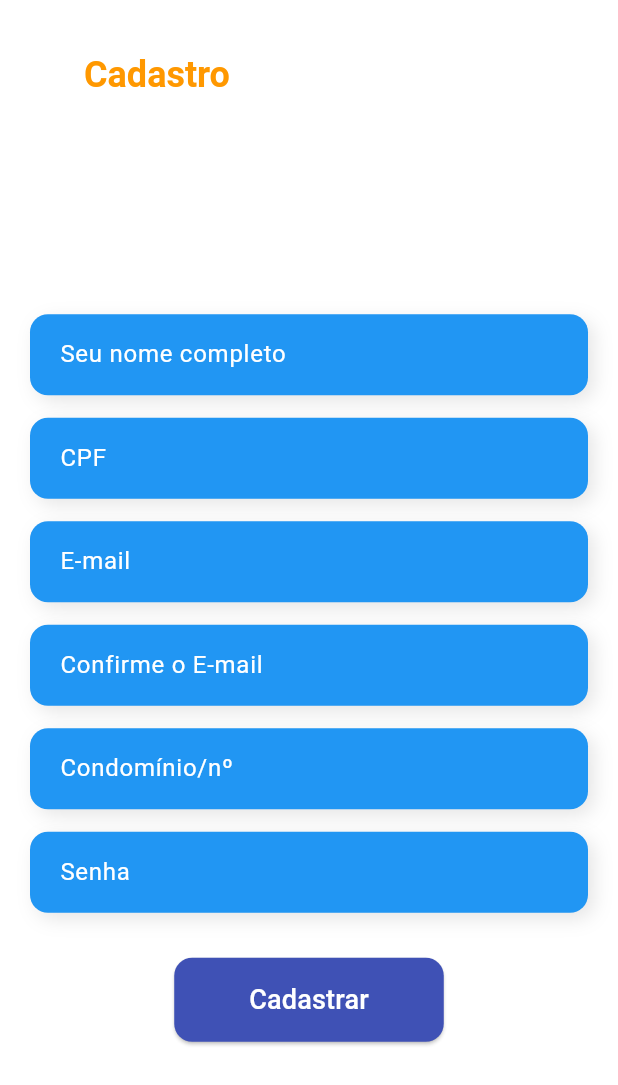
After one commit to EduardoSimasL/flutter_lavapp, a Flutter app: the CadastroScreen screen opened directly, on a phone screen of 412 x 824 dp. The commit adds this screen. Shown: the top 1085 px of the screen. Run offline on Flutter 3.47's test engine with Material 3 defaults, Android fonts, the phone set to English and light mode, and no system bars; our stand-ins replace bloc, flutter_bloc.

Commit message:
desenvolvimento da pagina cadastro

```diff
--- /dev/null
+++ b/lib/cadastro_page.dart
@@ -0,0 +1,114 @@
+import 'package:flutter/material.dart';
+
+void main() {
+  runApp(MyApp());
+}
+
+class MyApp extends StatelessWidget {
+  @override
+  Widget build(BuildContext context) {
+    return MaterialApp(
+      debugShowCheckedModeBanner: false,
+      home: CadastroScreen(),
+    );
+  }
+}
+
+class CadastroScreen extends StatelessWidget {
+  @override
+  Widget build(BuildContext context) {
+    return Scaffold(
+      backgroundColor: Colors.white,
+      appBar: AppBar(
+        backgroundColor: Colors.white,
+        elevation: 0,
+        title: const Padding(
+          padding: EdgeInsets.only(top: 20),
+          child: Text(
+            'Cadastro',
+            style: TextStyle(
+              fontSize: 24,
+              fontWeight: FontWeight.bold,
+              color: Colors.orange,
+            ),
+          ),
+        ),
+        toolbarHeight: 80,
+        titleSpacing: 0,
+        leading: const SizedBox(),
+      ),
+      body: Center(
+        child: SingleChildScrollView(
+          padding: const EdgeInsets.symmetric(horizontal: 20),
+          child: Column(
+            mainAxisSize: MainAxisSize.min,
+            children: [
+              CustomTextField(hintText: 'Seu nome completo'),
+              const SizedBox(height: 15),
+              CustomTextField(hintText: 'CPF'),
+              const SizedBox(height: 15),
+              CustomTextField(hintText: 'E-mail'),
+              const SizedBox(height: 15),
+              CustomTextField(hintText: 'Confirme o E-mail'),
+              const SizedBox(height: 15),
+              CustomTextField(hintText: 'Condomínio/nº'),
+              const SizedBox(height: 15),
+              CustomTextField(hintText: 'Senha'),
+              const SizedBox(height: 30),
+              ElevatedButton(
+                onPressed: () {},
+                style: ElevatedButton.styleFrom(
+                  backgroundColor: Colors.indigo,
+                  shape: RoundedRectangleBorder(
+                    borderRadius: BorderRadius.circular(12),
+                  ),
+                  padding:
+                      const EdgeInsets.symmetric(horizontal: 50, vertical: 15),
+                ),
+                child: const Text(
+                  'Cadastrar',
+                  style: TextStyle(fontSize: 18, color: Colors.white),
+                ),
+              ),
+            ],
+          ),
+        ),
+      ),
+    );
+  }
+}
+
+class CustomTextField extends StatelessWidget {
+  final String hintText;
+
+  const CustomTextField({Key? key, required this.hintText}) : super(key: key);
+
+  @override
+  Widget build(BuildContext context) {
+    return Container(
+      decoration: BoxDecoration(
+        color: Colors.blue,
+        borderRadius: BorderRadius.circular(12),
+        boxShadow: [
+          BoxShadow(
+            color: Colors.black.withOpacity(0.1),
+            offset: const Offset(4, 4),
+            blurRadius: 10,
+          ),
+        ],
+      ),
+      child: TextField(
+        decoration: InputDecoration(
+          hintText: hintText,
+          hintStyle: const TextStyle(
+            color: Colors.white,
+            fontSize: 16,
+          ),
+          border: InputBorder.none,
+          contentPadding:
+              const EdgeInsets.symmetric(horizontal: 20, vertical: 15),
+        ),
+      ),
+    );
+  }
+}
--- a/lib/login.dart
+++ b/lib/login_page.dart
@@ -27,7 +27,6 @@ class LoginPage extends StatelessWidget {
         child: Column(
           mainAxisAlignment: MainAxisAlignment.center,
           children: [
-            // Imagem
             Container(
               height: 200,
               width: 200,
@@ -39,7 +38,6 @@ class LoginPage extends StatelessWidget {
               ),
             ),
             const SizedBox(height: 20),
-            // Título
             const Text(
               'Login',
               style: TextStyle(
@@ -50,10 +48,8 @@ class LoginPage extends StatelessWidget {
               ),
             ),
             const SizedBox(height: 20),
-            // Formulário
             Column(
               children: [
-                // Campo E-mail
                 TextField(
                   decoration: InputDecoration(
                     filled: true,
@@ -90,14 +86,12 @@ class LoginPage extends StatelessWidget {
                   ),
                 ),
                 const SizedBox(height: 20),
-                // Botões
+
                 Row(
                   mainAxisAlignment: MainAxisAlignment.spaceBetween,
                   children: [
                     GestureDetector(
-                      onTap: () {
-                        // Ação para redirecionar para a página de cadastro
-                      },
+                      onTap: () {},
                       child: const Text(
                         'Cadastre-se',
                         style: TextStyle(
```
